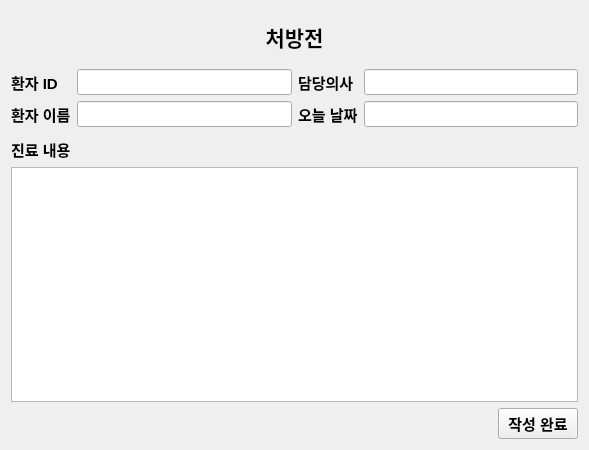
Before: the Qt Designer form ImageViewerSW/prescription.ui in Jeong0809/QT, drawn with Qt 5.
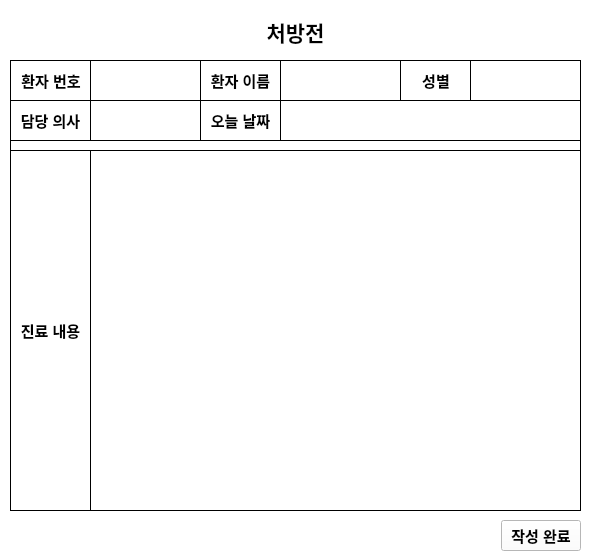
After: the same form once the commit is applied.

What changed in the file:
```diff
--- a/ImageViewerSW/prescription.ui
+++ b/ImageViewerSW/prescription.ui
@@ -6,15 +6,43 @@
    <rect>
     <x>0</x>
     <y>0</y>
-    <width>589</width>
-    <height>450</height>
+    <width>592</width>
+    <height>560</height>
    </rect>
   </property>
   <property name="windowTitle">
    <string>Form</string>
   </property>
-  <layout class="QGridLayout" name="gridLayout_3">
-   <item row="0" column="0">
+  <property name="styleSheet">
+   <string notr="true">background-color: rgb(255, 255, 255);</string>
+  </property>
+  <widget class="QLabel" name="label_4">
+   <property name="geometry">
+    <rect>
+     <x>10</x>
+     <y>140</y>
+     <width>571</width>
+     <height>16</height>
+    </rect>
+   </property>
+   <property name="styleSheet">
+    <string notr="true">border-width: 1px;
+border-style: solid;
+border-radius: 0px;</string>
+   </property>
+   <property name="text">
+    <string/>
+   </property>
+  </widget>
+  <widget class="QWidget" name="layoutWidget">
+   <property name="geometry">
+    <rect>
+     <x>10</x>
+     <y>6</y>
+     <width>571</width>
+     <height>52</height>
+    </rect>
+   </property>
     <layout class="QGridLayout" name="gridLayout">
      <item row="2" column="0">
       <spacer name="verticalSpacer">
@@ -65,165 +93,278 @@
       </spacer>
      </item>
     </layout>
-   </item>
-   <item row="1" column="0">
-    <layout class="QGridLayout" name="gridLayout_2">
-     <item row="0" column="0">
-      <layout class="QFormLayout" name="formLayout">
-       <item row="0" column="0">
+  </widget>
         <widget class="QLabel" name="label_2">
+   <property name="geometry">
+    <rect>
+     <x>10</x>
+     <y>60</y>
+     <width>82</width>
+     <height>41</height>
+    </rect>
+   </property>
          <property name="font">
           <font>
            <pointsize>11</pointsize>
            <bold>true</bold>
           </font>
          </property>
+   <property name="styleSheet">
+    <string notr="true">border-width: 1px;
+border-style: solid;
+border-radius: 0px;</string>
+   </property>
          <property name="text">
-          <string>환자 ID</string>
+    <string>환자 번호</string>
+   </property>
+   <property name="alignment">
+    <set>Qt::AlignCenter</set>
          </property>
          <property name="buddy">
           <cstring>PatientID</cstring>
          </property>
         </widget>
-       </item>
-       <item row="1" column="0">
+  <widget class="QLineEdit" name="PatientID">
+   <property name="geometry">
+    <rect>
+     <x>90</x>
+     <y>60</y>
+     <width>112</width>
+     <height>41</height>
+    </rect>
+   </property>
+   <property name="font">
+    <font>
+     <pointsize>11</pointsize>
+    </font>
+   </property>
+   <property name="styleSheet">
+    <string notr="true">border-width: 1px;
+border-style: solid;
+border-radius: 0px;</string>
+   </property>
+   <property name="alignment">
+    <set>Qt::AlignCenter</set>
+   </property>
+  </widget>
         <widget class="QLabel" name="label_3">
+   <property name="geometry">
+    <rect>
+     <x>200</x>
+     <y>60</y>
+     <width>81</width>
+     <height>41</height>
+    </rect>
+   </property>
          <property name="font">
           <font>
            <pointsize>11</pointsize>
            <bold>true</bold>
           </font>
          </property>
+   <property name="styleSheet">
+    <string notr="true">border-width: 1px;
+border-style: solid;
+border-radius: 0px;</string>
+   </property>
          <property name="text">
           <string>환자 이름</string>
          </property>
+   <property name="alignment">
+    <set>Qt::AlignCenter</set>
+   </property>
          <property name="buddy">
           <cstring>PatientName</cstring>
          </property>
         </widget>
-       </item>
-       <item row="0" column="1">
-        <widget class="QLineEdit" name="PatientID">
-         <property name="font">
-          <font>
-           <pointsize>11</pointsize>
-          </font>
-         </property>
-        </widget>
-       </item>
-       <item row="1" column="1">
         <widget class="QLineEdit" name="PatientName">
-         <property name="font">
-          <font>
-           <pointsize>11</pointsize>
-          </font>
-         </property>
-        </widget>
-       </item>
-      </layout>
-     </item>
-     <item row="0" column="1">
-      <layout class="QFormLayout" name="formLayout_3">
-       <item row="0" column="0">
-        <widget class="QLabel" name="label_5">
+   <property name="geometry">
+    <rect>
+     <x>280</x>
+     <y>60</y>
+     <width>121</width>
+     <height>41</height>
+    </rect>
+   </property>
          <property name="font">
           <font>
            <pointsize>11</pointsize>
-           <bold>true</bold>
-          </font>
-         </property>
-         <property name="text">
-          <string>담당의사</string>
-         </property>
-         <property name="buddy">
-          <cstring>DoctorName</cstring>
-         </property>
-        </widget>
-       </item>
-       <item row="0" column="1">
-        <widget class="QLineEdit" name="DoctorName">
-         <property name="font">
-          <font>
-           <pointsize>11</pointsize>
-          </font>
-         </property>
-        </widget>
-       </item>
-       <item row="1" column="0">
+    </font>
+   </property>
+   <property name="styleSheet">
+    <string notr="true">border-width: 1px;
+border-style: solid;
+border-radius: 0px;</string>
+   </property>
+   <property name="alignment">
+    <set>Qt::AlignCenter</set>
+   </property>
+  </widget>
         <widget class="QLabel" name="label_6">
+   <property name="geometry">
+    <rect>
+     <x>200</x>
+     <y>100</y>
+     <width>81</width>
+     <height>41</height>
+    </rect>
+   </property>
          <property name="font">
           <font>
            <pointsize>11</pointsize>
            <bold>true</bold>
           </font>
          </property>
+   <property name="styleSheet">
+    <string notr="true">border-width: 1px;
+border-style: solid;
+border-radius: 0px;</string>
+   </property>
          <property name="text">
           <string>오늘 날짜</string>
          </property>
+   <property name="alignment">
+    <set>Qt::AlignCenter</set>
+   </property>
          <property name="buddy">
           <cstring>Date</cstring>
          </property>
         </widget>
-       </item>
-       <item row="1" column="1">
         <widget class="QLineEdit" name="Date">
+   <property name="geometry">
+    <rect>
+     <x>280</x>
+     <y>100</y>
+     <width>301</width>
+     <height>41</height>
+    </rect>
+   </property>
          <property name="font">
           <font>
            <pointsize>11</pointsize>
           </font>
          </property>
-        </widget>
-       </item>
-      </layout>
-     </item>
-    </layout>
-   </item>
-   <item row="2" column="0">
-    <layout class="QVBoxLayout" name="verticalLayout">
-     <item>
-      <spacer name="verticalSpacer_3">
-       <property name="orientation">
-        <enum>Qt::Vertical</enum>
-       </property>
-       <property name="sizeType">
-        <enum>QSizePolicy::Fixed</enum>
-       </property>
-       <property name="sizeHint" stdset="0">
-        <size>
-         <width>20</width>
-         <height>5</height>
-        </size>
-       </property>
-      </spacer>
-     </item>
-     <item>
+   <property name="styleSheet">
+    <string notr="true">border-width: 1px;
+border-style: solid;
+border-radius: 0px;</string>
+   </property>
+   <property name="alignment">
+    <set>Qt::AlignCenter</set>
+   </property>
+  </widget>
+  <widget class="QLabel" name="label_5">
+   <property name="geometry">
+    <rect>
+     <x>10</x>
+     <y>100</y>
+     <width>81</width>
+     <height>41</height>
+    </rect>
+   </property>
+   <property name="font">
+    <font>
+     <pointsize>11</pointsize>
+     <bold>true</bold>
+    </font>
+   </property>
+   <property name="styleSheet">
+    <string notr="true">border-width: 1px;
+border-style: solid;
+border-radius: 0px;</string>
+   </property>
+   <property name="text">
+    <string>담당 의사</string>
+   </property>
+   <property name="alignment">
+    <set>Qt::AlignCenter</set>
+   </property>
+   <property name="buddy">
+    <cstring>DoctorName</cstring>
+   </property>
+  </widget>
+  <widget class="QLineEdit" name="DoctorName">
+   <property name="geometry">
+    <rect>
+     <x>90</x>
+     <y>100</y>
+     <width>111</width>
+     <height>41</height>
+    </rect>
+   </property>
+   <property name="font">
+    <font>
+     <pointsize>11</pointsize>
+    </font>
+   </property>
+   <property name="styleSheet">
+    <string notr="true">border-width: 1px;
+border-style: solid;
+border-radius: 0px;</string>
+   </property>
+   <property name="alignment">
+    <set>Qt::AlignCenter</set>
+   </property>
+  </widget>
       <widget class="QLabel" name="label_7">
+   <property name="geometry">
+    <rect>
+     <x>10</x>
+     <y>150</y>
+     <width>81</width>
+     <height>361</height>
+    </rect>
+   </property>
        <property name="font">
         <font>
          <pointsize>11</pointsize>
          <bold>true</bold>
         </font>
        </property>
+   <property name="styleSheet">
+    <string notr="true">border-width: 1px;
+border-style: solid;
+border-radius: 0px;</string>
+   </property>
        <property name="text">
         <string>진료 내용</string>
        </property>
+   <property name="alignment">
+    <set>Qt::AlignCenter</set>
+   </property>
        <property name="buddy">
         <cstring>textEdit</cstring>
        </property>
       </widget>
-     </item>
-     <item>
       <widget class="QTextEdit" name="textEdit">
+   <property name="geometry">
+    <rect>
+     <x>90</x>
+     <y>150</y>
+     <width>491</width>
+     <height>361</height>
+    </rect>
+   </property>
        <property name="font">
         <font>
          <pointsize>11</pointsize>
         </font>
        </property>
-      </widget>
-     </item>
-    </layout>
-   </item>
-   <item row="3" column="0">
+   <property name="styleSheet">
+    <string notr="true">border-width: 1px;
+border-style: solid;
+border-radius: 0px;</string>
+   </property>
+  </widget>
+  <widget class="QWidget" name="layoutWidget">
+   <property name="geometry">
+    <rect>
+     <x>10</x>
+     <y>520</y>
+     <width>571</width>
+     <height>31</height>
+    </rect>
+   </property>
     <layout class="QHBoxLayout" name="horizontalLayout_3">
      <item>
       <spacer name="horizontalSpacer">
@@ -252,8 +393,60 @@
       </widget>
      </item>
     </layout>
-   </item>
-  </layout>
+  </widget>
+  <widget class="QLabel" name="label_8">
+   <property name="geometry">
+    <rect>
+     <x>400</x>
+     <y>60</y>
+     <width>72</width>
+     <height>41</height>
+    </rect>
+   </property>
+   <property name="font">
+    <font>
+     <pointsize>11</pointsize>
+     <bold>true</bold>
+    </font>
+   </property>
+   <property name="styleSheet">
+    <string notr="true">border-width: 1px;
+border-style: solid;
+border-radius: 0px;</string>
+   </property>
+   <property name="text">
+    <string>성별</string>
+   </property>
+   <property name="alignment">
+    <set>Qt::AlignCenter</set>
+   </property>
+   <property name="buddy">
+    <cstring>PatientName</cstring>
+   </property>
+  </widget>
+  <widget class="QLineEdit" name="PatientSex">
+   <property name="geometry">
+    <rect>
+     <x>470</x>
+     <y>60</y>
+     <width>111</width>
+     <height>41</height>
+    </rect>
+   </property>
+   <property name="font">
+    <font>
+     <pointsize>11</pointsize>
+    </font>
+   </property>
+   <property name="styleSheet">
+    <string notr="true">border-width: 1px;
+border-style: solid;
+border-radius: 0px;</string>
+   </property>
+   <property name="alignment">
+    <set>Qt::AlignCenter</set>
+   </property>
+  </widget>
  </widget>
  <resources/>
  <connections/>
```
Lines whose indentation alone changed are shown as unchanged.
